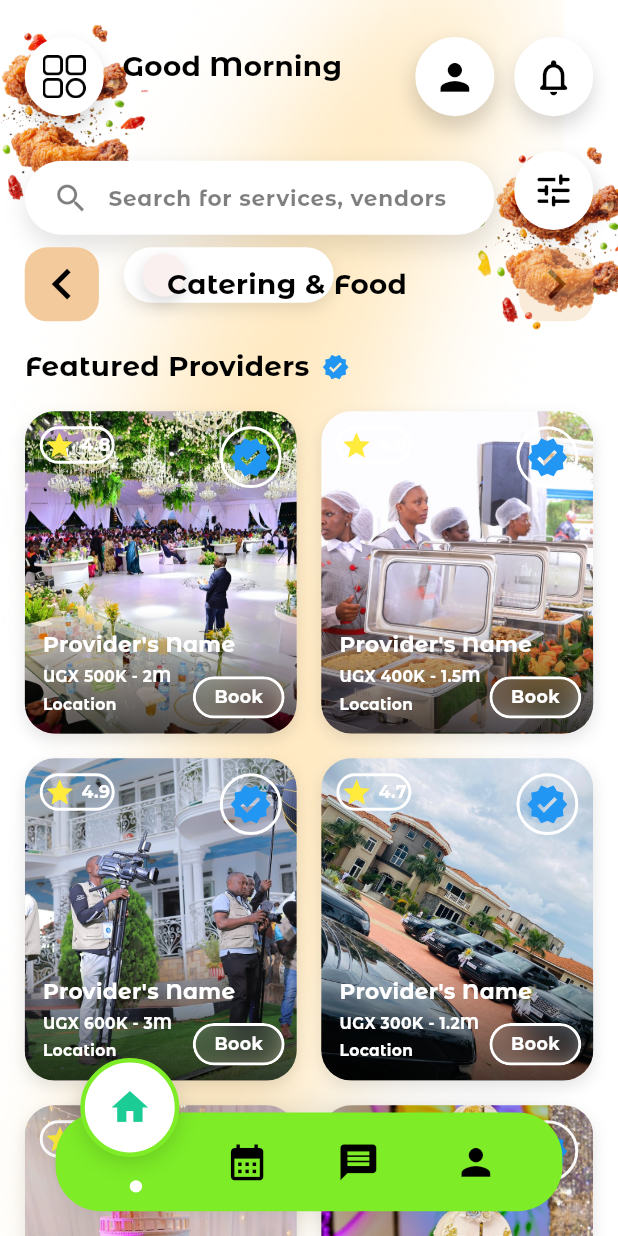
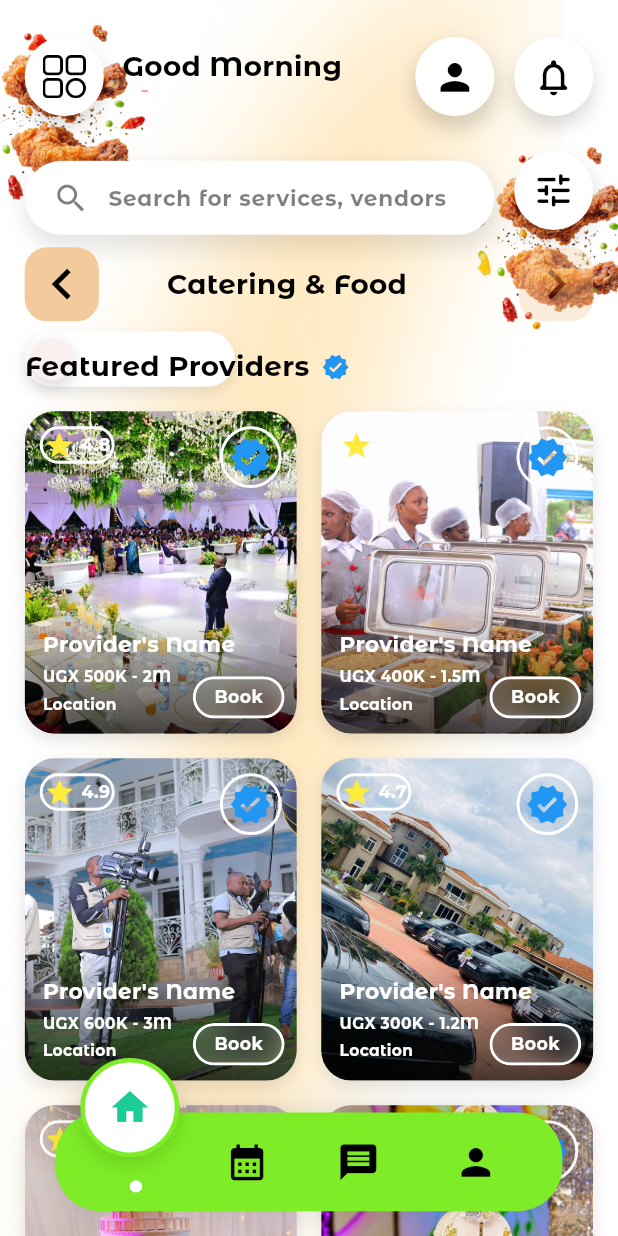
Before and after one commit to Alvin11David/Events-Uganda, a Flutter app: the ServiceListingScreen screen opened directly, on a phone screen of 412 x 824 dp. Run offline on Flutter 3.47's test engine with Material 3 defaults, Android fonts, the phone set to English and light mode, and no system bars; our stand-ins replace cloud_firestore, firebase_auth, firebase_core, firebase_messaging, google_sign_in, shared_preferences and 1 more; accounts and stored records are empty.

```diff
--- a/events_uganda/lib/Users/Customers/Service_Listing_Screen.dart
+++ b/events_uganda/lib/Users/Customers/Service_Listing_Screen.dart
@@ -1186,10 +1186,10 @@ class _ServiceListingScreenState extends State<ServiceListingScreen>
                 ),
               ),
             ),
-            // White rectangle with drop shadow
+            // White rectangle with circle inside it
             Positioned(
-              top: screenHeight * 0.20,
-              left: screenWidth * 0.2,
+              top: screenHeight * 0.268,
+              left: screenWidth * 0.04,
               child: Container(
                 width: screenWidth * 0.34,
                 height: screenHeight * 0.045,
@@ -1204,12 +1204,10 @@ class _ServiceListingScreenState extends State<ServiceListingScreen>
                     ),
                   ],
                 ),
-              ),
-            ),
-            // Circle with FAFOFO color and drop shadow
-            Positioned(
-              top: screenHeight * 0.205,
-              left: screenWidth * 0.23,
+                child: Padding(
+                  padding: EdgeInsets.only(left: screenWidth * 0.01),
+                  child: Align(
+                    alignment: Alignment.centerLeft,
                     child: Container(
                       width: screenWidth * 0.07,
                       height: screenWidth * 0.07,
@@ -1223,6 +1221,9 @@ class _ServiceListingScreenState extends State<ServiceListingScreen>
                             offset: const Offset(0, 4),
                           ),
                         ],
+                      ),
+                    ),
+                  ),
                 ),
               ),
             ),
```
Lines whose indentation alone changed are shown as unchanged.
